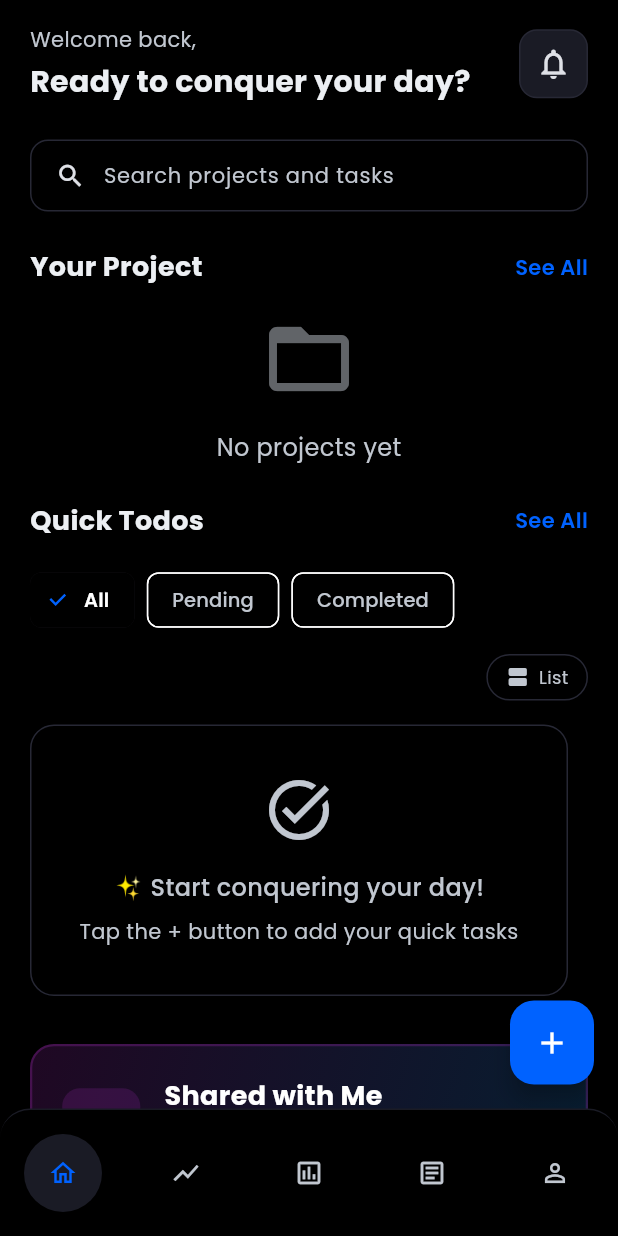
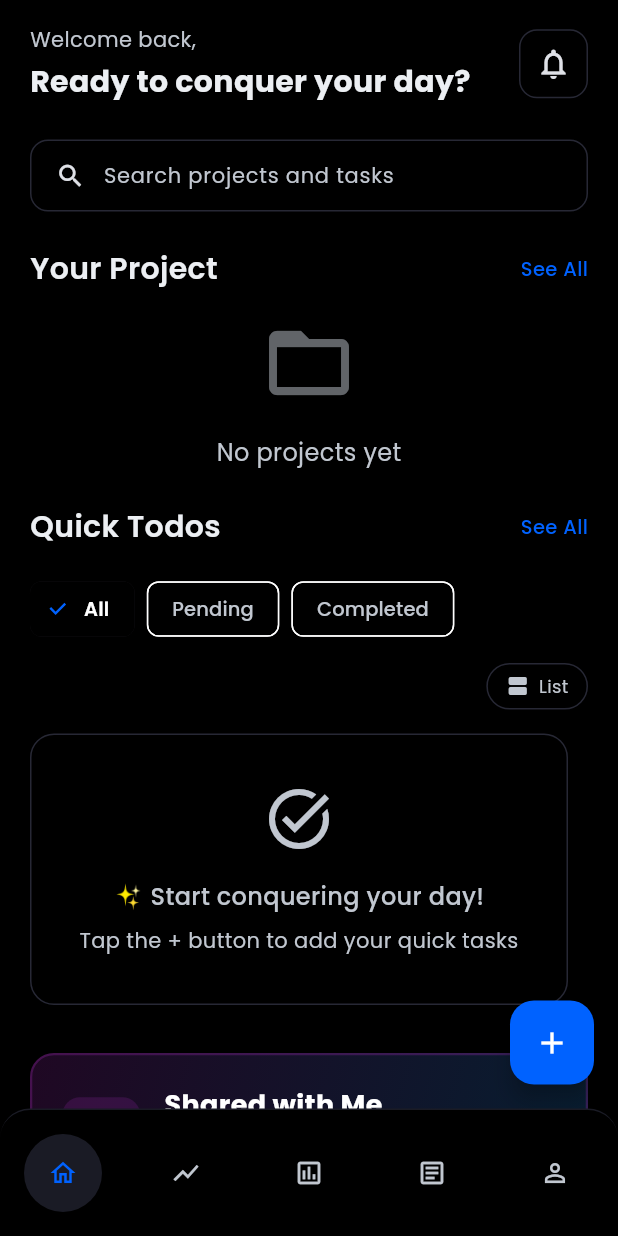
Before and after one commit to LDrago-zae/dev_flow, a Flutter app: the HomeScreen screen opened by its route, on a phone screen of 412 x 824 dp. Run offline on Flutter 3.47's test engine with Material 3 defaults, Android fonts, the phone set to English and light mode, and no system bars; drawn by our look-alikes of google_nav_bar, skeletonizer; our stand-ins replace cached_network_image, country_picker, dio, file_picker, firebase_core, firebase_messaging and 19 more; missing offline and left inert: mapbox_maps_flutter; accounts and stored records are empty.

Commit message:
feat: Update UI components for improved readability and consistency; adjust colors and text styles in FabOptionsDialog, HomeHeader, and SectionHeader

```diff
--- a/lib/presentation/widgets/home/fab_options_dialog.dart
+++ b/lib/presentation/widgets/home/fab_options_dialog.dart
@@ -16,7 +16,7 @@ class FabOptionsDialog extends StatelessWidget {
     return Container(
       padding: const EdgeInsets.all(20),
       decoration: BoxDecoration(
-        color: DarkThemeColors.surface,
+        color: Colors.black,
         borderRadius: const BorderRadius.vertical(top: Radius.circular(20)),
       ),
       child: Column(
@@ -87,11 +87,7 @@ class _OptionButton extends StatelessWidget {
         ),
         child: Column(
           children: [
-            Icon(
-              icon,
-              size: 32,
-              color: DarkThemeColors.primary100,
-            ),
+            Icon(icon, size: 32, color: DarkThemeColors.primary100),
             const SizedBox(height: 8),
             Text(
               label,
--- a/lib/presentation/widgets/home/home_header.dart
+++ b/lib/presentation/widgets/home/home_header.dart
@@ -14,7 +14,8 @@ class HomeHeader extends StatelessWidget {
     return Row(
       mainAxisAlignment: MainAxisAlignment.spaceBetween,
       children: [
-        Column(
+        Expanded(
+          child: Column(
             crossAxisAlignment: CrossAxisAlignment.start,
             children: [
               Text(
@@ -25,6 +26,8 @@ class HomeHeader extends StatelessWidget {
                       : LightThemeColors.textSecondary,
                   fontSize: 14,
                 ),
+                maxLines: 1,
+                overflow: TextOverflow.ellipsis,
               ),
               const SizedBox(height: 4),
               Text(
@@ -36,8 +39,11 @@ class HomeHeader extends StatelessWidget {
                   fontSize: 20,
                   fontWeight: FontWeight.bold,
                 ),
+                maxLines: 2,
+                overflow: TextOverflow.ellipsis,
               ),
             ],
+          ),
         ),
         // Notification Icon with Badge
         StreamBuilder<int>(
@@ -52,9 +58,7 @@ class HomeHeader extends StatelessWidget {
               child: Container(
                 padding: const EdgeInsets.all(10),
                 decoration: BoxDecoration(
-                  color: isDark
-                      ? DarkThemeColors.surface
-                      : LightThemeColors.surface,
+                  color: isDark ? Colors.black : LightThemeColors.surface,
                   borderRadius: BorderRadius.circular(12),
                   border: Border.all(
                     color: isDark
--- a/lib/presentation/widgets/home/section_header.dart
+++ b/lib/presentation/widgets/home/section_header.dart
@@ -26,8 +26,8 @@ class SectionHeader extends StatelessWidget {
             color: isDark
                 ? DarkThemeColors.textPrimary
                 : LightThemeColors.textPrimary,
-            fontSize: 18,
-            fontWeight: FontWeight.bold,
+            fontSize: 20,
+            fontWeight: FontWeight.w600,
           ),
         ),
         GestureDetector(
@@ -38,8 +38,8 @@ class SectionHeader extends StatelessWidget {
               color: isDark
                   ? DarkThemeColors.primary100
                   : LightThemeColors.primary300,
-              fontSize: 14,
-              fontWeight: FontWeight.w600,
+              fontSize: 13,
+              fontWeight: FontWeight.w500,
             ),
           ),
         ),
```
Lines whose indentation alone changed are shown as unchanged.
